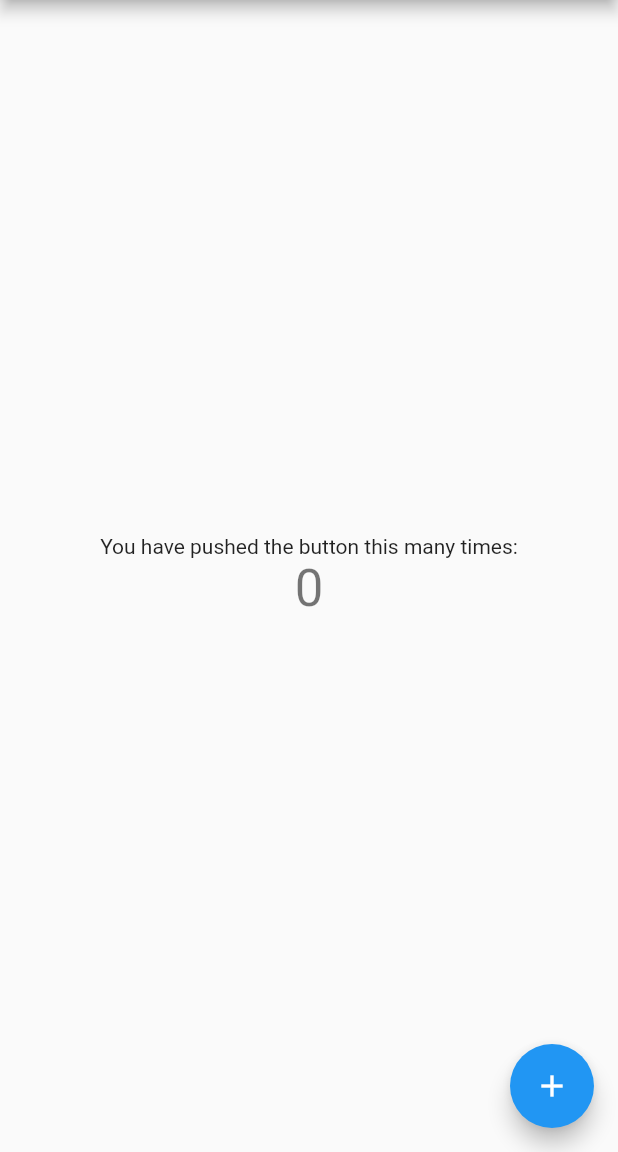
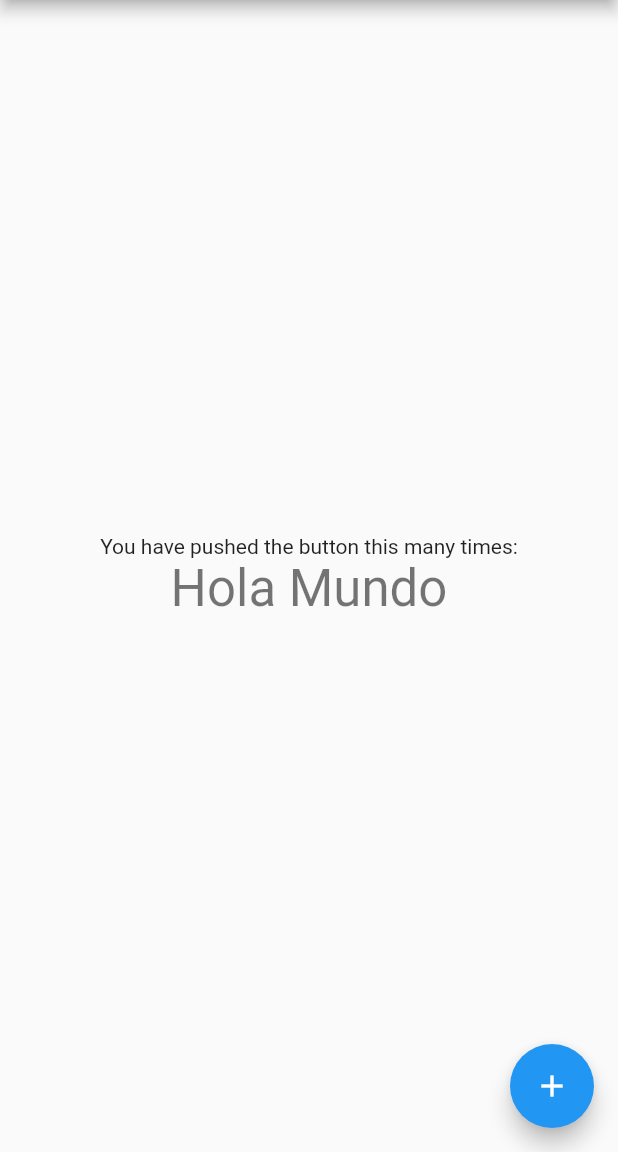
Before and after one commit to Dolph-Pragma/custom_icon_modal_widget, a Flutter app: the screen it shows after launch, on a phone screen of 412 x 824 dp, the part 84-1236 px from its top. Run offline on Flutter 3.47's test engine with Material 2 defaults, Android fonts, the phone set to English and light mode, and no system bars.

Commit message:
Paquete creado

```diff
--- a/example/lib/main.dart
+++ b/example/lib/main.dart
@@ -30,14 +30,7 @@ class MyHomePage extends StatefulWidget {
 }
 
 class _MyHomePageState extends State<MyHomePage> {
-  int _counter = 0;
   CustomIconModal customIconModal = CustomIconModal();
-
-  void _incrementCounter() {
-    setState(() {
-      _counter++;
-    });
-  }
 
   @override
   Widget build(BuildContext context) {
@@ -53,7 +46,7 @@ class _MyHomePageState extends State<MyHomePage> {
               'You have pushed the button this many times:',
             ),
             Text(
-              '$_counter',
+              'Hola Mundo',
               style: Theme.of(context).textTheme.headlineMedium,
             ),
           ],
--- a/pubspec.yaml
+++ b/pubspec.yaml
@@ -1,7 +1,7 @@
 name: custom_icon_modal_widget
-description: A new Flutter package project.
+description: Es un modal el cual muestra un icono, titulo, subtitulo y boton para cerrar.
 version: 0.0.1
-homepage:
+homepage: https://github.com/Dolph-Pragma/custom_icon_modal_widget
 
 environment:
   sdk: '>=2.19.6 <3.0.0'
```
Also changed, not shown: 6 other files.
